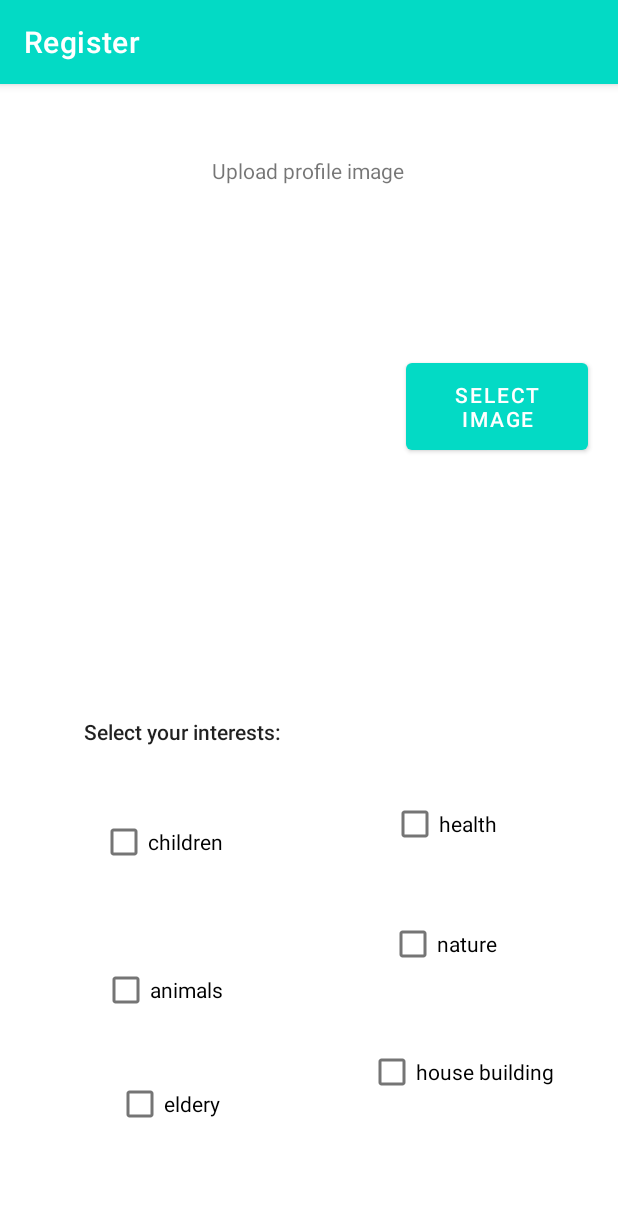
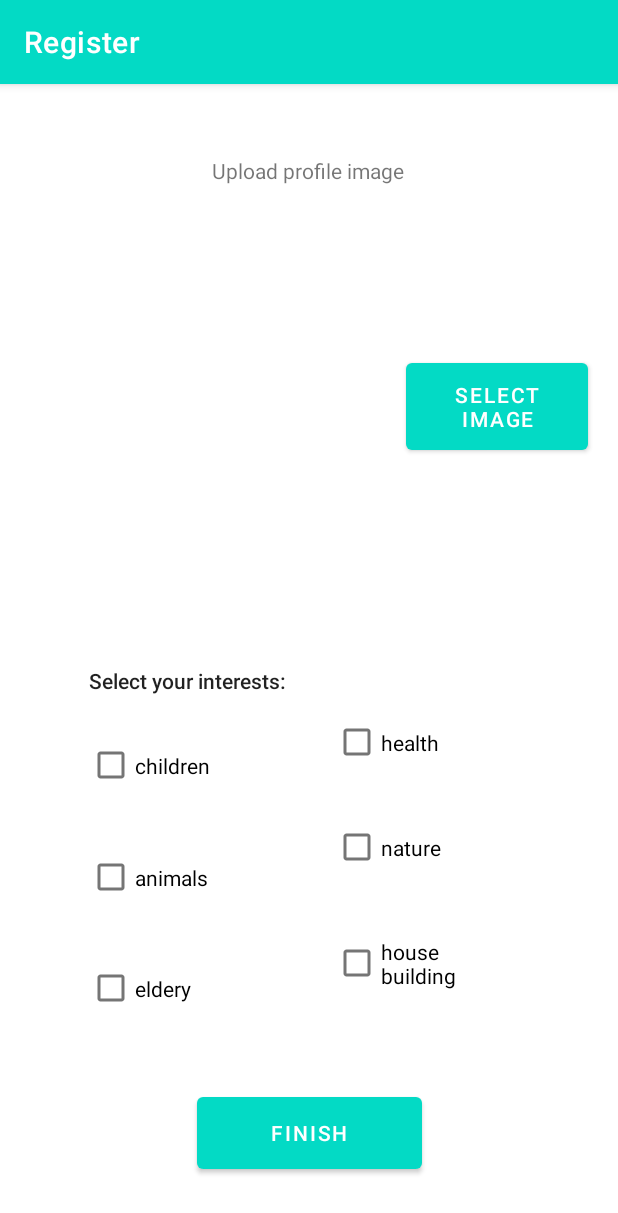
Before and after one commit to jf-moura/VOW-AndroidApp, an Android app: the ExtraInfoActivity screen opened directly, with no data from a screen before it, on a phone screen of 412 x 824 dp. Shown: the top 1213 px of the screen. Run offline under Robolectric (Android 15) with nearby library versions, the phone set to English and light mode, and no system bars.

Commit message:
update to extraInfo

```diff
--- a/app/src/main/AndroidManifest.xml
+++ b/app/src/main/AndroidManifest.xml
@@ -15,7 +15,7 @@
     <uses-permission android:name="android.permission.ACCESS_NETWORK_STATE" />
 
     <application
-        android:name=".ui.LoginApp"
+        android:name=".ui.VOW"
         android:allowBackup="true"
         android:icon="@mipmap/ic_launcher"
         android:label="@string/app_name"
@@ -37,9 +37,9 @@
         <activity
             android:name=".MainPage"
             android:label="@string/title_activity_main_page"/>
-        <activity
+        <!--<activity
             android:name=".MapsActivity"
-            android:label="@string/title_activity_maps" />
+            android:label="@string/title_activity_maps" />-->
         <activity
             android:name=".ui.extraInfo.ExtraInfoActivity"
             android:label="Register" />
--- a/app/src/main/java/pt/vow/ui/LoginApp.java
+++ b/app/src/main/java/pt/vow/ui/VOW.java
@@ -5,7 +5,7 @@ import android.app.Application;
 import java.util.concurrent.ExecutorService;
 import java.util.concurrent.Executors;
 
-public class LoginApp extends Application {
+public class VOW extends Application {
 
     // Create a Executor Service with a fixed number of threads
     private ExecutorService executorService = Executors.newFixedThreadPool(4);
--- a/app/src/main/res/layout/activity_extra_info.xml
+++ b/app/src/main/res/layout/activity_extra_info.xml
@@ -53,78 +53,91 @@
         android:textAppearance="@style/TextAppearance.AppCompat.Body2"
         app:layout_constraintBottom_toBottomOf="parent"
         app:layout_constraintEnd_toEndOf="parent"
-        app:layout_constraintHorizontal_bias="0.2"
+        app:layout_constraintHorizontal_bias="0.212"
         app:layout_constraintStart_toStartOf="parent"
         app:layout_constraintTop_toBottomOf="@+id/imageView"
-        app:layout_constraintVertical_bias="0.23" />
+        app:layout_constraintVertical_bias="0.15" />
 
     <CheckBox
         android:id="@+id/checkBoxChildren"
-        android:layout_width="wrap_content"
-        android:layout_height="wrap_content"
+        android:layout_width="100dp"
+        android:layout_height="50dp"
         android:text="children"
         app:layout_constraintBottom_toTopOf="@+id/checkBoxAnimals"
         app:layout_constraintEnd_toEndOf="@+id/textViewInterests"
-        app:layout_constraintHorizontal_bias="0.635"
+        app:layout_constraintHorizontal_bias="0.641"
         app:layout_constraintStart_toStartOf="parent"
         app:layout_constraintTop_toBottomOf="@+id/textViewInterests"
-        app:layout_constraintVertical_bias="0.439" />
+        app:layout_constraintVertical_bias="0.476" />
 
     <CheckBox
         android:id="@+id/checkBoxAnimals"
-        android:layout_width="wrap_content"
-        android:layout_height="wrap_content"
-        android:layout_marginBottom="28dp"
+        android:layout_width="100dp"
+        android:layout_height="50dp"
+        android:layout_marginBottom="24dp"
         android:text="animals"
         app:layout_constraintBottom_toTopOf="@+id/checkBoxEldery"
         app:layout_constraintEnd_toEndOf="@+id/checkBoxChildren"
-        app:layout_constraintHorizontal_bias="1.0"
+        app:layout_constraintHorizontal_bias="0.0"
         app:layout_constraintStart_toStartOf="@+id/checkBoxChildren" />
 
     <CheckBox
         android:id="@+id/checkBoxNature"
-        android:layout_width="wrap_content"
-        android:layout_height="wrap_content"
-        android:layout_marginTop="32dp"
+        android:layout_width="100dp"
+        android:layout_height="50dp"
+        android:layout_marginTop="20dp"
         android:text="nature"
         app:layout_constraintEnd_toEndOf="@+id/checkBoxHealth"
-        app:layout_constraintHorizontal_bias="1.0"
+        app:layout_constraintHorizontal_bias="0.0"
         app:layout_constraintStart_toStartOf="@+id/checkBoxHealth"
         app:layout_constraintTop_toBottomOf="@+id/checkBoxHealth" />
 
     <CheckBox
         android:id="@+id/checkBoxEldery"
-        android:layout_width="wrap_content"
-        android:layout_height="wrap_content"
-        android:layout_marginBottom="64dp"
+        android:layout_width="100dp"
+        android:layout_height="50dp"
+        android:layout_marginBottom="140dp"
         android:text="eldery"
         app:layout_constraintBottom_toBottomOf="parent"
         app:layout_constraintEnd_toEndOf="@+id/checkBoxAnimals"
-        app:layout_constraintHorizontal_bias="0.886"
+        app:layout_constraintHorizontal_bias="0.0"
         app:layout_constraintStart_toStartOf="@+id/checkBoxAnimals" />
 
     <CheckBox
         android:id="@+id/checkBoxHealth"
-        android:layout_width="wrap_content"
-        android:layout_height="wrap_content"
+        android:layout_width="100dp"
+        android:layout_height="50dp"
         android:text="health"
         app:layout_constraintBottom_toBottomOf="parent"
         app:layout_constraintEnd_toEndOf="parent"
-        app:layout_constraintHorizontal_bias="0.583"
+        app:layout_constraintHorizontal_bias="0.415"
         app:layout_constraintStart_toEndOf="@+id/checkBoxChildren"
         app:layout_constraintTop_toBottomOf="@+id/imageBttn"
-        app:layout_constraintVertical_bias="0.466" />
+        app:layout_constraintVertical_bias="0.35" />
 
     <CheckBox
-        android:id="@+id/checkBox2"
-        android:layout_width="wrap_content"
-        android:layout_height="wrap_content"
+        android:id="@+id/checkBoxHouseBuilding"
+        android:layout_width="100dp"
+        android:layout_height="50dp"
         android:text="house building"
         app:layout_constraintBottom_toBottomOf="parent"
         app:layout_constraintEnd_toEndOf="@+id/checkBoxNature"
-        app:layout_constraintHorizontal_bias="0.274"
+        app:layout_constraintHorizontal_bias="0.0"
         app:layout_constraintStart_toStartOf="@+id/checkBoxNature"
         app:layout_constraintTop_toBottomOf="@+id/checkBoxNature"
-        app:layout_constraintVertical_bias="0.304" />
+        app:layout_constraintVertical_bias="0.149" />
+
+    <Button
+        android:id="@+id/finishBttn"
+        android:layout_width="150dp"
+        android:layout_height="60dp"
+        android:text="Finish"
+        app:layout_constraintBottom_toBottomOf="parent"
+        app:layout_constraintEnd_toEndOf="parent"
+        app:layout_constraintStart_toStartOf="parent"
+        app:layout_constraintTop_toTopOf="parent"
+        app:layout_constraintVertical_bias="0.945"
+        tools:ignore="MissingConstraints"
+        tools:visibility="visible" />
 
 </androidx.constraintlayout.widget.ConstraintLayout>
```
Also changed, not shown: app/src/main/java/pt/vow/ui/ExtraInfoApp.java (deleted, +0 -13 lines), app/src/main/java/pt/vow/ui/login/LoginActivity.java (+4 -5 lines), app/src/main/java/pt/vow/ui/register/RegisterActivity.java (+2 -24 lines), app/src/main/res/layout/activity_register_choose.xml (+2 -11 lines).
